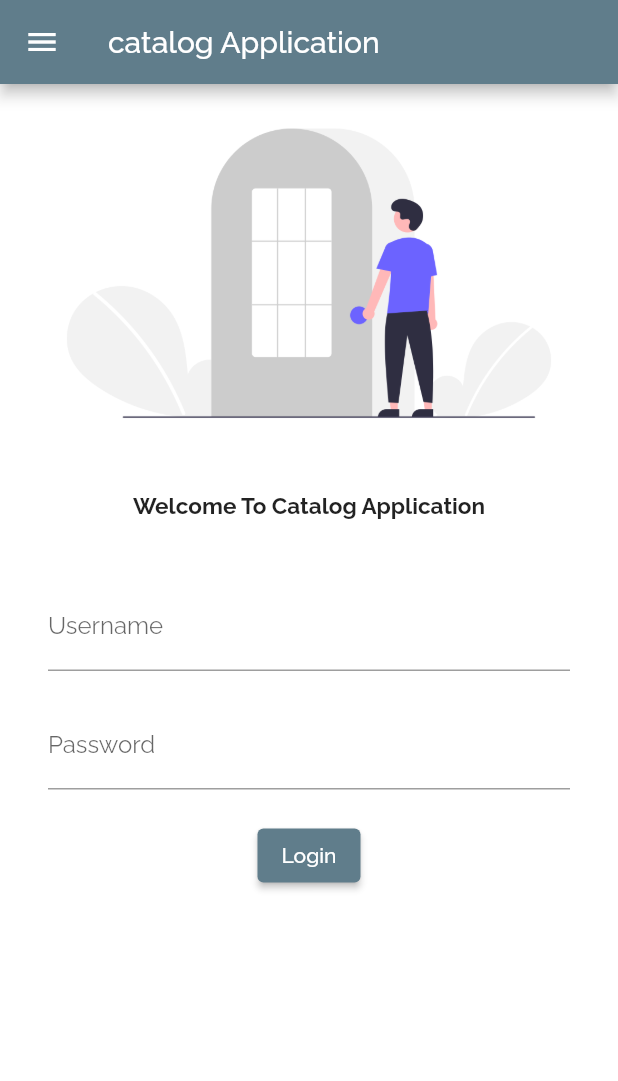
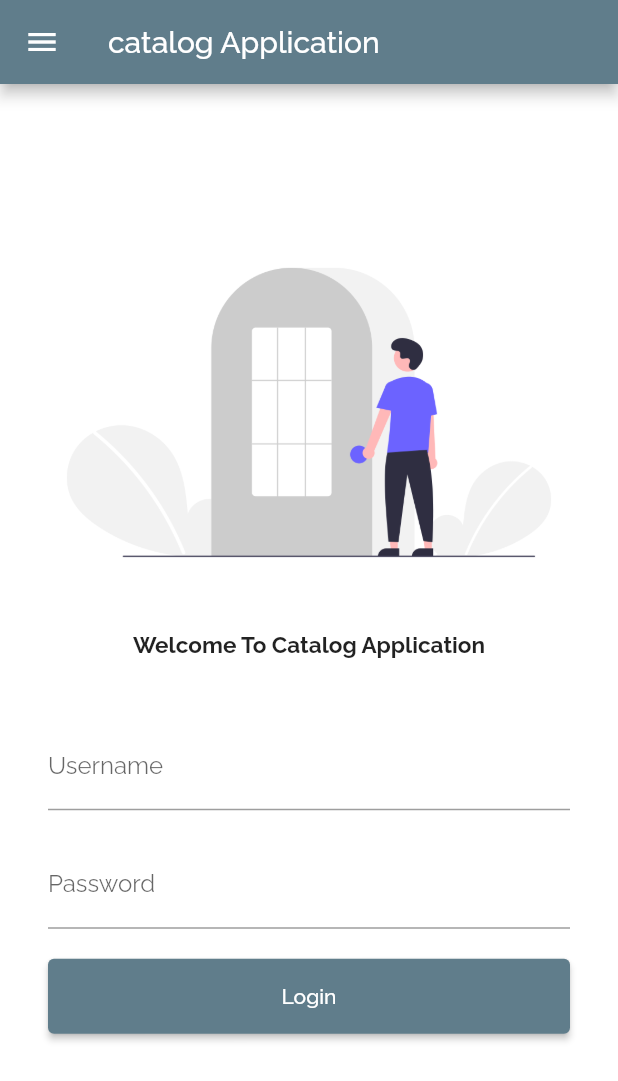
Before and after one commit to sagar-ved/catalog-Application, a Flutter app: the screen it shows after launch, on a phone screen of 412 x 824 dp. Shown: the top 1081 px of the screen. Run offline on Flutter 3.47's test engine with Material 2 defaults, Android fonts, the phone set to English and light mode, and no system bars; our stand-ins replace google_fonts.

Commit message:
chapter 5

```diff
--- a/lib/Pages/Login_page.dart
+++ b/lib/Pages/Login_page.dart
@@ -1,3 +1,4 @@
+import 'package:check/utils/routes.dart';
 import 'package:flutter/material.dart';
 
 class Loginpage extends StatelessWidget {
@@ -11,6 +12,7 @@ class Loginpage extends StatelessWidget {
           title: const Text("catalog Application"),
         ),
        body:Center(
+         child: SingleChildScrollView(
            child: Column(
              children: [
                Image.asset("assets/Images/login_image.png",
@@ -29,6 +31,7 @@ class Loginpage extends StatelessWidget {
                      decoration: InputDecoration(
                          hintText: "Enter Username",
                          labelText: "Username"
+
                      ),
                    ),
                      SizedBox(height: 20,),
@@ -42,9 +45,12 @@ class Loginpage extends StatelessWidget {
                      ),
                    SizedBox(height: 20,),
                      ElevatedButton(onPressed:(){
-                     print("Hi Catalog Application");
+                       Navigator.pushNamed(context, myRoutes.homeRoute);
                      },
                        child: Text("Login"),
+                       style: TextButton.styleFrom(
+                         minimumSize: Size(1000, 50)
+                       ),
                      )
                    ],
 
@@ -54,6 +60,7 @@ class Loginpage extends StatelessWidget {
 
              ],
            ),
+         ),
        ) ,
       drawer: Drawer(
 
--- a/lib/main.dart
+++ b/lib/main.dart
@@ -1,5 +1,6 @@
 import 'package:check/Pages/Home_Page.dart';
 import 'package:check/Pages/Login_page.dart';
+import 'package:check/utils/routes.dart';
 import 'package:flutter/material.dart';
 import 'package:google_fonts/google_fonts.dart';
 // import 'dart:ui';
@@ -22,11 +23,11 @@ import 'package:google_fonts/google_fonts.dart';
             primarySwatch: Colors.blueGrey,
             fontFamily: GoogleFonts.raleway().fontFamily
           ),
-          initialRoute: "/login",
+         initialRoute: "/login",
           routes: {
             "/": (context) =>  Loginpage(),
-            "/Home": (context) => Homepage(),
-            "/login": (context) =>Loginpage(),
+            myRoutes.homeRoute: (context) => Homepage(),
+            myRoutes.loginRoute: (context) => Loginpage(),
           },
         );
       }
--- /dev/null
+++ b/lib/utils/routes.dart
@@ -0,0 +1,5 @@
+class myRoutes{
+  static String homeRoute = "/home";
+  static String loginRoute = "/login";
+
+}
```
Lines whose indentation alone changed are shown as unchanged.
